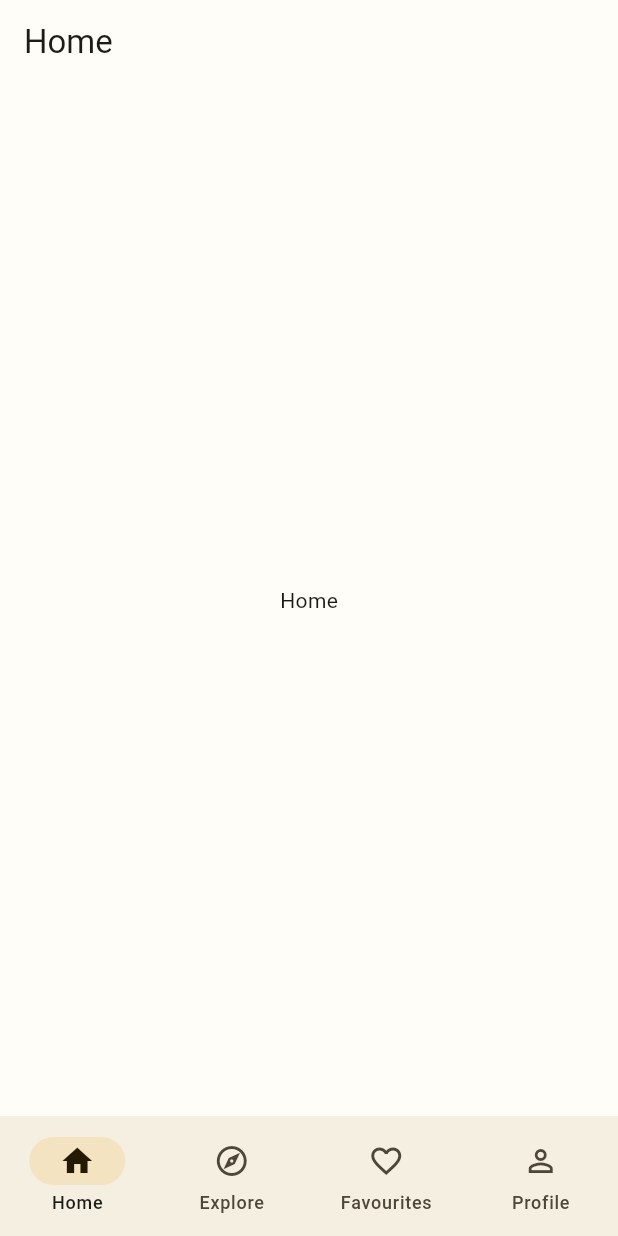
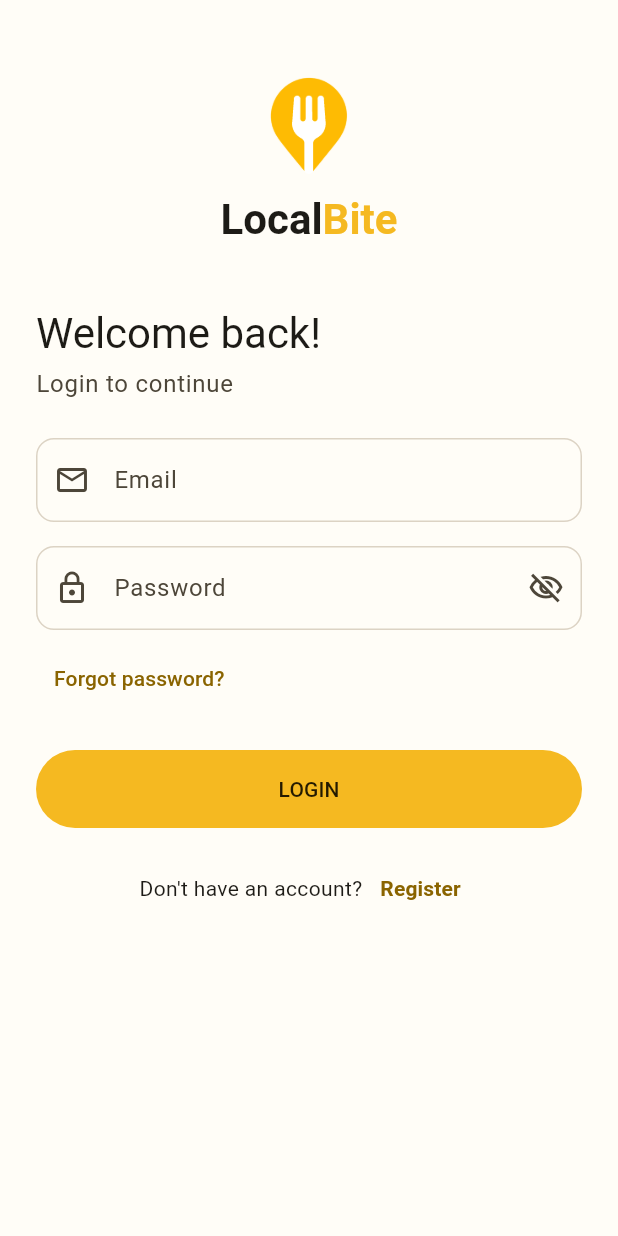
Before and after one commit to keshangamage/localbite, a Flutter app: the screen it shows after launch, on a phone screen of 412 x 824 dp. Run offline on Flutter 3.47's test engine with Material 3 defaults, Android fonts, the phone set to English and light mode, and no system bars; our stand-ins replace firebase_auth, firebase_core, firebase_database; accounts and stored records are empty.

Commit message:
feat: add Firebase email/password authentication
Add AuthService wrapping FirebaseAuth for login, registration,
password reset and sign out. Registration also writes the user's
profile to users/$uid in Realtime Database.

Add Login and Register screens with form validation, obscure-text
toggles, loading state on submit and Firebase error messages shown
via SnackBar. Both screens link to each other.

```diff
--- a/analysis_options.yaml
+++ b/analysis_options.yaml
@@ -1 +1,5 @@
 include: package:flutter_lints/flutter.yaml
+
+analyzer:
+  exclude:
+    - build/**
--- a/lib/main.dart
+++ b/lib/main.dart
@@ -3,7 +3,7 @@ import 'package:flutter/material.dart';
 
 import 'core/theme/app_theme.dart';
 import 'firebase_options.dart';
-import 'screens/main_shell.dart';
+import 'screens/auth/login_screen.dart';
 
 Future<void> main() async {
   WidgetsFlutterBinding.ensureInitialized();
@@ -22,7 +22,7 @@ class LocalBiteApp extends StatelessWidget {
       theme: AppTheme.light,
       darkTheme: AppTheme.dark,
       themeMode: ThemeMode.system,
-      home: const MainShell(),
+      home: const LoginScreen(),
     );
   }
 }
--- /dev/null
+++ b/lib/screens/auth/login_screen.dart
@@ -0,0 +1,226 @@
+import 'package:firebase_auth/firebase_auth.dart';
+import 'package:flutter/material.dart';
+
+import '../../core/theme/app_colors.dart';
+import '../../services/auth_service.dart';
+import '../../widgets/localbite_logo.dart';
+import '../main_shell.dart';
+import 'register_screen.dart';
+
+class LoginScreen extends StatefulWidget {
+  const LoginScreen({super.key});
+
+  @override
+  State<LoginScreen> createState() => _LoginScreenState();
+}
+
+class _LoginScreenState extends State<LoginScreen> {
+  final _formKey = GlobalKey<FormState>();
+  final _emailController = TextEditingController();
+  final _passwordController = TextEditingController();
+  final _authService = AuthService();
+
+  bool _obscurePassword = true;
+  bool _isLoading = false;
+
+  @override
+  void dispose() {
+    _emailController.dispose();
+    _passwordController.dispose();
+    super.dispose();
+  }
+
+  Future<void> _login() async {
+    if (!_formKey.currentState!.validate()) {
+      return;
+    }
+
+    setState(() => _isLoading = true);
+
+    try {
+      await _authService.login(
+        email: _emailController.text.trim(),
+        password: _passwordController.text,
+      );
+      if (!mounted) return;
+      Navigator.pushReplacement(
+        context,
+        MaterialPageRoute(builder: (context) => const MainShell()),
+      );
+    } on FirebaseAuthException catch (error) {
+      _showMessage(authErrorMessage(error), isError: true);
+    } catch (error) {
+      _showMessage('Could not log in. Please try again.', isError: true);
+    } finally {
+      if (mounted) {
+        setState(() => _isLoading = false);
+      }
+    }
+  }
+
+  Future<void> _resetPassword() async {
+    final email = _emailController.text.trim();
+
+    if (email.isEmpty) {
+      _showMessage('Enter your email address first.', isError: true);
+      return;
+    }
+
+    try {
+      await _authService.sendPasswordResetEmail(email);
+      _showMessage('Password reset email sent to $email.');
+    } on FirebaseAuthException catch (error) {
+      _showMessage(authErrorMessage(error), isError: true);
+    }
+  }
+
+  void _showMessage(String message, {bool isError = false}) {
+    if (!mounted) return;
+    final colors = Theme.of(context).colorScheme;
+
+    ScaffoldMessenger.of(context).showSnackBar(
+      SnackBar(
+        content: Text(
+          message,
+          style: TextStyle(color: isError ? colors.onError : null),
+        ),
+        backgroundColor: isError ? colors.error : null,
+      ),
+    );
+  }
+
+  String? _validateEmail(String? value) {
+    if (value == null || value.trim().isEmpty) {
+      return 'Please enter your email';
+    }
+    if (!value.contains('@') || !value.contains('.')) {
+      return 'Please enter a valid email';
+    }
+    return null;
+  }
+
+  String? _validatePassword(String? value) {
+    if (value == null || value.isEmpty) {
+      return 'Please enter your password';
+    }
+    return null;
+  }
+
+  @override
+  Widget build(BuildContext context) {
+    final theme = Theme.of(context);
+    final appColors = AppColors.of(context);
+
+    return Scaffold(
+      body: SafeArea(
+        child: SingleChildScrollView(
+          padding: const EdgeInsets.all(24),
+          child: Form(
+            key: _formKey,
+            child: Column(
+              crossAxisAlignment: CrossAxisAlignment.stretch,
+              children: [
+                const SizedBox(height: 24),
+                const LocalBiteLogo(),
+                const SizedBox(height: 40),
+                Text('Welcome back!', style: theme.textTheme.headlineMedium),
+                const SizedBox(height: 4),
+                Text(
+                  'Login to continue',
+                  style: theme.textTheme.bodyLarge?.copyWith(
+                    color: theme.colorScheme.onSurfaceVariant,
+                  ),
+                ),
+                const SizedBox(height: 24),
+                TextFormField(
+                  controller: _emailController,
+                  keyboardType: TextInputType.emailAddress,
+                  textInputAction: TextInputAction.next,
+                  validator: _validateEmail,
+                  decoration: const InputDecoration(
+                    labelText: 'Email',
+                    prefixIcon: Icon(Icons.mail_outline),
+                  ),
+                ),
+                const SizedBox(height: 16),
+                TextFormField(
+                  controller: _passwordController,
+                  obscureText: _obscurePassword,
+                  validator: _validatePassword,
+                  decoration: InputDecoration(
+                    labelText: 'Password',
+                    prefixIcon: const Icon(Icons.lock_outline),
+                    suffixIcon: IconButton(
+                      icon: Icon(
+                        _obscurePassword
+                            ? Icons.visibility_off_outlined
+                            : Icons.visibility_outlined,
+                      ),
+                      onPressed: () {
+                        setState(() => _obscurePassword = !_obscurePassword);
+                      },
+                    ),
+                  ),
+                ),
+                const SizedBox(height: 8),
+                Align(
+                  alignment: Alignment.centerLeft,
+                  child: TextButton(
+                    onPressed: _isLoading ? null : _resetPassword,
+                    child: Text(
+                      'Forgot password?',
+                      style: TextStyle(color: appColors.brandDeep),
+                    ),
+                  ),
+                ),
+                const SizedBox(height: 24),
+                SizedBox(
+                  height: 52,
+                  child: FilledButton(
+                    onPressed: _isLoading ? null : _login,
+                    child: _isLoading
+                        ? const SizedBox(
+                            height: 22,
+                            width: 22,
+                            child: CircularProgressIndicator(strokeWidth: 2),
+                          )
+                        : const Text('LOGIN'),
+                  ),
+                ),
+                const SizedBox(height: 16),
+                Row(
+                  mainAxisAlignment: MainAxisAlignment.center,
+                  children: [
+                    Text(
+                      "Don't have an account?",
+                      style: theme.textTheme.bodyMedium,
+                    ),
+                    TextButton(
+                      onPressed: _isLoading
+                          ? null
+                          : () {
+                              Navigator.push(
+                                context,
+                                MaterialPageRoute(
+                                  builder: (context) => const RegisterScreen(),
+                                ),
+                              );
+                            },
+                      child: Text(
+                        'Register',
+                        style: TextStyle(
+                          color: appColors.brandDeep,
+                          fontWeight: FontWeight.bold,
+                        ),
+                      ),
+                    ),
+                  ],
+                ),
+              ],
+            ),
+          ),
+        ),
+      ),
+    );
+  }
+}
--- /dev/null
+++ b/lib/services/auth_service.dart
@@ -0,0 +1,66 @@
+import 'package:firebase_auth/firebase_auth.dart';
+import 'package:firebase_database/firebase_database.dart';
+
+class AuthService {
+  final FirebaseAuth _auth = FirebaseAuth.instance;
+  final DatabaseReference _usersRef = FirebaseDatabase.instance.ref('users');
+
+  User? get currentUser => _auth.currentUser;
+
+  Stream<User?> get authStateChanges => _auth.authStateChanges();
+
+  Future<void> login({required String email, required String password}) async {
+    await _auth.signInWithEmailAndPassword(email: email, password: password);
+  }
+
+  Future<void> register({
+    required String name,
+    required String email,
+    required String password,
+  }) async {
+    final credential = await _auth.createUserWithEmailAndPassword(
+      email: email,
+      password: password,
+    );
+
+    final user = credential.user!;
+    await user.updateDisplayName(name);
+
+    await _usersRef.child(user.uid).set({
+      'name': name,
+      'email': email,
+      'createdAt': DateTime.now().millisecondsSinceEpoch,
+    });
+  }
+
+  Future<void> sendPasswordResetEmail(String email) async {
+    await _auth.sendPasswordResetEmail(email: email);
+  }
+
+  Future<void> signOut() async {
+    await _auth.signOut();
+  }
+}
+
+String authErrorMessage(FirebaseAuthException error) {
+  switch (error.code) {
+    case 'invalid-email':
+      return 'That email address is not valid.';
+    case 'user-not-found':
+    case 'wrong-password':
+    case 'invalid-credential':
+      return 'Email or password is incorrect.';
+    case 'email-already-in-use':
+      return 'That email is already registered.';
+    case 'weak-password':
+      return 'Password must be at least 6 characters.';
+    case 'network-request-failed':
+      return 'No internet connection. Please try again.';
+    case 'too-many-requests':
+      return 'Too many attempts. Please wait and try again.';
+    case 'operation-not-allowed':
+      return 'Email sign-in is not enabled for this project.';
+    default:
+      return 'Something went wrong. Please try again.';
+  }
+}
--- /dev/null
+++ b/lib/widgets/localbite_logo.dart
@@ -0,0 +1,46 @@
+import 'package:flutter/material.dart';
+
+class LocalBiteLogo extends StatelessWidget {
+  const LocalBiteLogo({super.key, this.pinSize = 72, this.showTagline = false});
+
+  final double pinSize;
+  final bool showTagline;
+
+  @override
+  Widget build(BuildContext context) {
+    final theme = Theme.of(context);
+
+    return Column(
+      children: [
+        Image.asset('assets/images/pin.png', height: pinSize),
+        const SizedBox(height: 8),
+        RichText(
+          text: TextSpan(
+            style: theme.textTheme.headlineMedium?.copyWith(
+              fontWeight: FontWeight.bold,
+            ),
+            children: [
+              TextSpan(
+                text: 'Local',
+                style: TextStyle(color: theme.colorScheme.onSurface),
+              ),
+              TextSpan(
+                text: 'Bite',
+                style: TextStyle(color: theme.colorScheme.primary),
+              ),
+            ],
+          ),
+        ),
+        if (showTagline) ...[
+          const SizedBox(height: 4),
+          Text(
+            'Discover. Taste. Enjoy.',
+            style: theme.textTheme.bodyMedium?.copyWith(
+              color: theme.colorScheme.onSurfaceVariant,
+            ),
+          ),
+        ],
+      ],
+    );
+  }
+}
```
Also changed, not shown: lib/screens/auth/register_screen.dart (added, +247 -0 lines).
